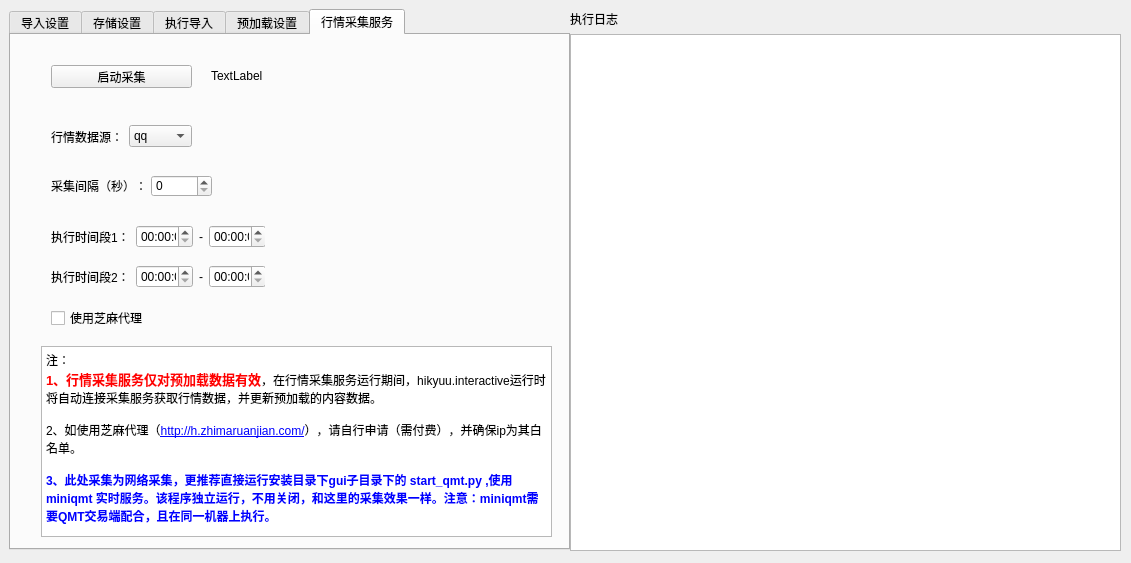
Before: the Qt Designer form hikyuu/gui/data/MainWindow.ui in fasiondog/hikyuu, drawn with Qt 5.
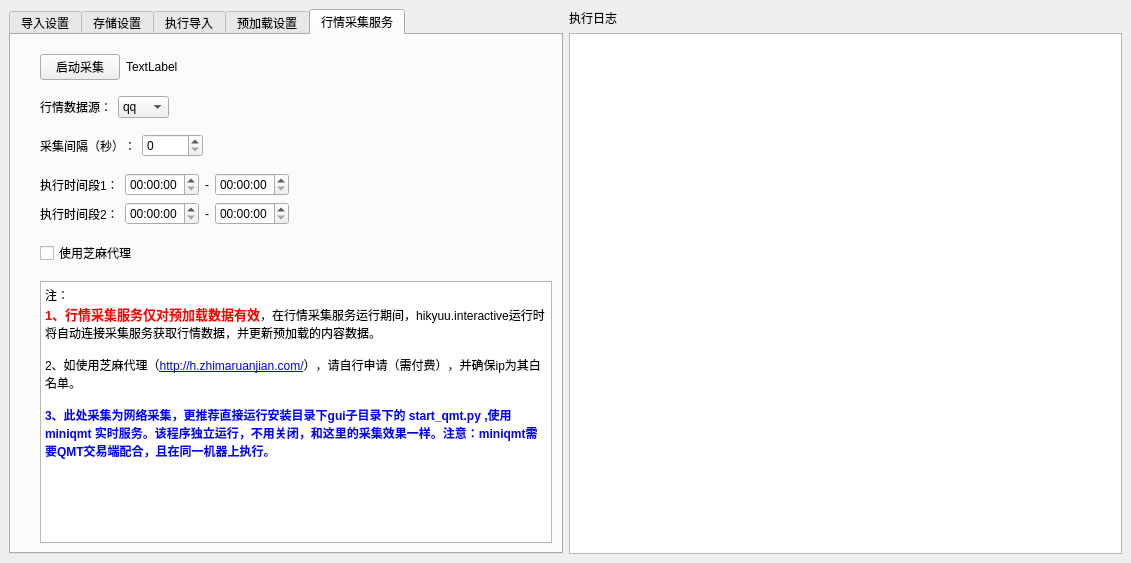
After: the same form once the commit is applied. The open tabs and pages were chosen to show the change.

Commit message: 优化 HikyuuTdx GUI 布局，支持缩放

The edit to the form file:
```diff
--- a/hikyuu/gui/data/MainWindow.ui
+++ b/hikyuu/gui/data/MainWindow.ui
@@ -14,18 +14,12 @@
    <string>数据导入工具</string>
   </property>
   <widget class="QWidget" name="centralwidget">
+   <layout class="QHBoxLayout" name="horizontalLayout_12">
+    <item>
    <widget class="QTabWidget" name="tabWidget">
     <property name="enabled">
      <bool>true</bool>
     </property>
-    <property name="geometry">
-     <rect>
-      <x>9</x>
-      <y>9</y>
-      <width>561</width>
-      <height>541</height>
-     </rect>
-    </property>
     <property name="sizePolicy">
      <sizepolicy hsizetype="Expanding" vsizetype="Expanding">
       <horstretch>0</horstretch>
@@ -1105,16 +1099,135 @@
      <attribute name="title">
       <string>行情采集服务</string>
      </attribute>
-     <widget class="QWidget" name="layoutWidget">
-      <property name="geometry">
-       <rect>
-        <x>40</x>
-        <y>140</y>
-        <width>161</width>
-        <height>22</height>
-       </rect>
-      </property>
+       <layout class="QVBoxLayout" name="verticalLayout_2">
+        <item>
+         <spacer name="verticalSpacer_3">
+          <property name="orientation">
+           <enum>Qt::Vertical</enum>
+          </property>
+          <property name="sizeType">
+           <enum>QSizePolicy::Minimum</enum>
+          </property>
+          <property name="sizeHint" stdset="0">
+           <size>
+            <width>20</width>
+            <height>10</height>
+           </size>
+          </property>
+         </spacer>
+        </item>
+        <item>
+         <layout class="QHBoxLayout" name="horizontalLayout_15">
+          <property name="leftMargin">
+           <number>20</number>
+          </property>
+          <item>
+           <widget class="QPushButton" name="collect_start_pushButton">
+            <property name="text">
+             <string>启动采集</string>
+            </property>
+           </widget>
+          </item>
+          <item>
+           <widget class="QLabel" name="collect_status_label">
+            <property name="text">
+             <string>TextLabel</string>
+            </property>
+           </widget>
+          </item>
+          <item>
+           <spacer name="horizontalSpacer">
+            <property name="orientation">
+             <enum>Qt::Horizontal</enum>
+            </property>
+            <property name="sizeHint" stdset="0">
+             <size>
+              <width>40</width>
+              <height>20</height>
+             </size>
+            </property>
+           </spacer>
+          </item>
+         </layout>
+        </item>
+        <item>
+         <spacer name="verticalSpacer">
+          <property name="orientation">
+           <enum>Qt::Vertical</enum>
+          </property>
+          <property name="sizeType">
+           <enum>QSizePolicy::Fixed</enum>
+          </property>
+          <property name="sizeHint" stdset="0">
+           <size>
+            <width>20</width>
+            <height>10</height>
+           </size>
+          </property>
+         </spacer>
+        </item>
+        <item>
+         <layout class="QHBoxLayout" name="horizontalLayout_13">
+          <property name="leftMargin">
+           <number>20</number>
+          </property>
+          <item>
+           <widget class="QLabel" name="label_39">
+            <property name="text">
+             <string>行情数据源：</string>
+            </property>
+           </widget>
+          </item>
+          <item>
+           <widget class="QComboBox" name="collect_source_comboBox">
+            <item>
+             <property name="text">
+              <string>qq</string>
+             </property>
+            </item>
+            <item>
+             <property name="text">
+              <string>qmt</string>
+             </property>
+            </item>
+           </widget>
+          </item>
+          <item>
+           <spacer name="horizontalSpacer_2">
+            <property name="orientation">
+             <enum>Qt::Horizontal</enum>
+            </property>
+            <property name="sizeHint" stdset="0">
+             <size>
+              <width>40</width>
+              <height>20</height>
+             </size>
+            </property>
+           </spacer>
+          </item>
+         </layout>
+        </item>
+        <item>
+         <spacer name="verticalSpacer_2">
+          <property name="orientation">
+           <enum>Qt::Vertical</enum>
+          </property>
+          <property name="sizeType">
+           <enum>QSizePolicy::Fixed</enum>
+          </property>
+          <property name="sizeHint" stdset="0">
+           <size>
+            <width>20</width>
+            <height>10</height>
+           </size>
+          </property>
+         </spacer>
+        </item>
+        <item>
       <layout class="QHBoxLayout" name="horizontalLayout_10">
+          <property name="leftMargin">
+           <number>20</number>
+          </property>
        <item>
         <widget class="QLabel" name="label_23">
          <property name="text">
@@ -1129,31 +1242,42 @@
          </property>
         </widget>
        </item>
-      </layout>
-     </widget>
-     <widget class="QCheckBox" name="collect_use_zhima_checkBox">
-      <property name="geometry">
-       <rect>
-        <x>40</x>
-        <y>275</y>
-        <width>141</width>
-        <height>16</height>
-       </rect>
-      </property>
-      <property name="text">
-       <string>使用芝麻代理</string>
-      </property>
-     </widget>
-     <widget class="QWidget" name="layoutWidget">
-      <property name="geometry">
-       <rect>
-        <x>40</x>
-        <y>190</y>
-        <width>214</width>
-        <height>24</height>
-       </rect>
-      </property>
+          <item>
+           <spacer name="horizontalSpacer_3">
+            <property name="orientation">
+             <enum>Qt::Horizontal</enum>
+            </property>
+            <property name="sizeHint" stdset="0">
+             <size>
+              <width>40</width>
+              <height>20</height>
+             </size>
+            </property>
+           </spacer>
+          </item>
+         </layout>
+        </item>
+        <item>
+         <spacer name="verticalSpacer_4">
+          <property name="orientation">
+           <enum>Qt::Vertical</enum>
+          </property>
+          <property name="sizeType">
+           <enum>QSizePolicy::Minimum</enum>
+          </property>
+          <property name="sizeHint" stdset="0">
+           <size>
+            <width>20</width>
+            <height>10</height>
+           </size>
+          </property>
+         </spacer>
+        </item>
+        <item>
       <layout class="QHBoxLayout" name="horizontalLayout_8">
+          <property name="leftMargin">
+           <number>20</number>
+          </property>
        <item>
         <widget class="QLabel" name="label_21">
          <property name="text">
@@ -1180,20 +1304,28 @@
          <item>
           <widget class="QTimeEdit" name="collect_phase1_last_timeEdit"/>
          </item>
+            <item>
+             <spacer name="horizontalSpacer_4">
+              <property name="orientation">
+               <enum>Qt::Horizontal</enum>
+              </property>
+              <property name="sizeHint" stdset="0">
+               <size>
+                <width>40</width>
+                <height>20</height>
+               </size>
+              </property>
+             </spacer>
+            </item>
         </layout>
        </item>
       </layout>
-     </widget>
-     <widget class="QWidget" name="layoutWidget_9">
-      <property name="geometry">
-       <rect>
-        <x>40</x>
-        <y>230</y>
-        <width>214</width>
-        <height>24</height>
-       </rect>
-      </property>
+        </item>
+        <item>
       <layout class="QHBoxLayout" name="horizontalLayout_9">
+          <property name="leftMargin">
+           <number>20</number>
+          </property>
        <item>
         <widget class="QLabel" name="label_37">
          <property name="text">
@@ -1220,19 +1352,88 @@
          <item>
           <widget class="QTimeEdit" name="collect_phase2_last_timeEdit"/>
          </item>
+            <item>
+             <spacer name="horizontalSpacer_5">
+              <property name="orientation">
+               <enum>Qt::Horizontal</enum>
+              </property>
+              <property name="sizeHint" stdset="0">
+               <size>
+                <width>40</width>
+                <height>20</height>
+               </size>
+              </property>
+             </spacer>
+            </item>
         </layout>
        </item>
       </layout>
-     </widget>
+        </item>
+        <item>
+         <spacer name="verticalSpacer_5">
+          <property name="orientation">
+           <enum>Qt::Vertical</enum>
+          </property>
+          <property name="sizeType">
+           <enum>QSizePolicy::Minimum</enum>
+          </property>
+          <property name="sizeHint" stdset="0">
+           <size>
+            <width>20</width>
+            <height>10</height>
+           </size>
+          </property>
+         </spacer>
+        </item>
+        <item>
+         <layout class="QHBoxLayout" name="horizontalLayout_16">
+          <property name="leftMargin">
+           <number>20</number>
+          </property>
+          <property name="topMargin">
+           <number>0</number>
+          </property>
+          <item>
+           <widget class="QCheckBox" name="collect_use_zhima_checkBox">
+            <property name="sizePolicy">
+             <sizepolicy hsizetype="Preferred" vsizetype="Fixed">
+              <horstretch>0</horstretch>
+              <verstretch>0</verstretch>
+             </sizepolicy>
+            </property>
+            <property name="text">
+             <string>使用芝麻代理</string>
+            </property>
+           </widget>
+          </item>
+         </layout>
+        </item>
+        <item>
+         <spacer name="verticalSpacer_6">
+          <property name="orientation">
+           <enum>Qt::Vertical</enum>
+          </property>
+          <property name="sizeType">
+           <enum>QSizePolicy::Minimum</enum>
+          </property>
+          <property name="sizeHint" stdset="0">
+           <size>
+            <width>20</width>
+            <height>10</height>
+           </size>
+          </property>
+         </spacer>
+        </item>
+        <item>
+         <layout class="QHBoxLayout" name="horizontalLayout_17">
+          <property name="leftMargin">
+           <number>20</number>
+          </property>
+          <property name="topMargin">
+           <number>0</number>
+          </property>
+          <item>
      <widget class="QTextBrowser" name="textBrowser">
-      <property name="geometry">
-       <rect>
-        <x>30</x>
-        <y>311</y>
-        <width>511</width>
-        <height>191</height>
-       </rect>
-      </property>
       <property name="html">
        <string>&lt;!DOCTYPE HTML PUBLIC &quot;-//W3C//DTD HTML 4.0//EN&quot; &quot;http://www.w3.org/TR/REC-html40/strict.dtd&quot;&gt;
 &lt;html&gt;&lt;head&gt;&lt;meta name=&quot;qrichtext&quot; content=&quot;1&quot; /&gt;&lt;style type=&quot;text/css&quot;&gt;
@@ -1246,76 +1447,14 @@
 &lt;p style=&quot; margin-top:0px; margin-bottom:0px; margin-left:0px; margin-right:0px; -qt-block-indent:0; text-indent:0px;&quot;&gt;&lt;span style=&quot; font-weight:696; color:#0000ff;&quot;&gt;3、此处采集为网络采集，更推荐直接运行安装目录下gui子目录下的 start_qmt.py ,使用miniqmt 实时服务。该程序独立运行，不用关闭，和这里的采集效果一样。注意：miniqmt需要QMT交易端配合，且在同一机器上执行。&lt;/span&gt;&lt;/p&gt;&lt;/body&gt;&lt;/html&gt;</string>
       </property>
      </widget>
-     <widget class="QWidget" name="layoutWidget">
-      <property name="geometry">
-       <rect>
-        <x>40</x>
-        <y>90</y>
-        <width>141</width>
-        <height>23</height>
-       </rect>
-      </property>
-      <layout class="QHBoxLayout" name="horizontalLayout_13">
-       <item>
-        <widget class="QLabel" name="label_39">
-         <property name="text">
-          <string>行情数据源：</string>
-         </property>
-        </widget>
-       </item>
-       <item>
-        <widget class="QComboBox" name="collect_source_comboBox">
-         <item>
-          <property name="text">
-           <string>qq</string>
-          </property>
-         </item>
-         <item>
-          <property name="text">
-           <string>qmt</string>
-          </property>
-         </item>
-        </widget>
-       </item>
-      </layout>
-     </widget>
-     <widget class="QPushButton" name="collect_start_pushButton">
-      <property name="geometry">
-       <rect>
-        <x>40</x>
-        <y>30</y>
-        <width>141</width>
-        <height>23</height>
-       </rect>
-      </property>
-      <property name="text">
-       <string>启动采集</string>
-      </property>
+          </item>
+         </layout>
+        </item>
+       </layout>
+      </widget>
      </widget>
-     <widget class="QLabel" name="collect_status_label">
-      <property name="geometry">
-       <rect>
-        <x>200</x>
-        <y>30</y>
-        <width>211</width>
-        <height>21</height>
-       </rect>
-      </property>
-      <property name="text">
-       <string>TextLabel</string>
-      </property>
-     </widget>
-    </widget>
-   </widget>
-   <widget class="QWidget" name="layoutWidget">
-    <property name="geometry">
-     <rect>
-      <x>570</x>
-      <y>10</y>
-      <width>551</width>
-      <height>541</height>
-     </rect>
-    </property>
+    </item>
+    <item>
     <layout class="QVBoxLayout" name="verticalLayout_6">
      <item>
       <widget class="QLabel" name="label_41">
@@ -1335,7 +1474,8 @@
       </widget>
      </item>
     </layout>
-   </widget>
+    </item>
+   </layout>
   </widget>
  </widget>
  <resources/>
```
Left out of the diff: 1456 changed lines with no effect on the pictures. Lines whose indentation alone changed are shown as unchanged. The commit also changes 1 other file.
